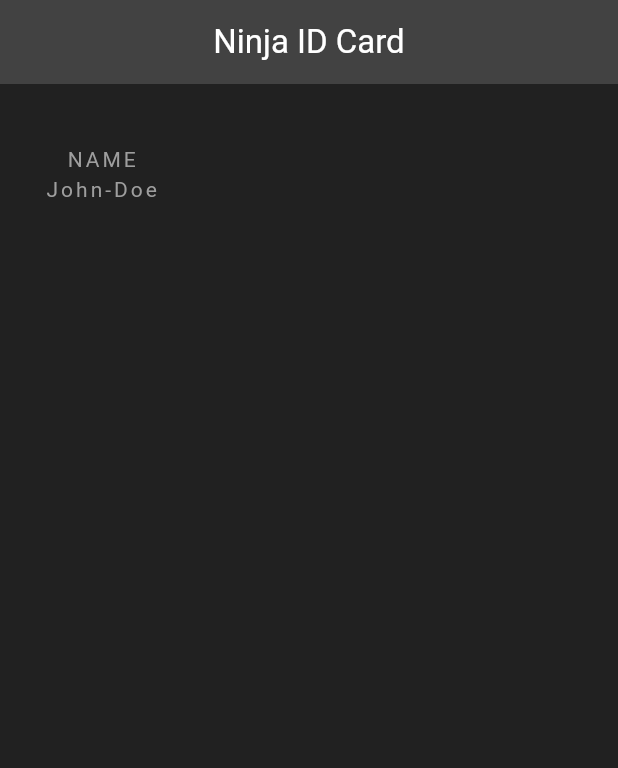
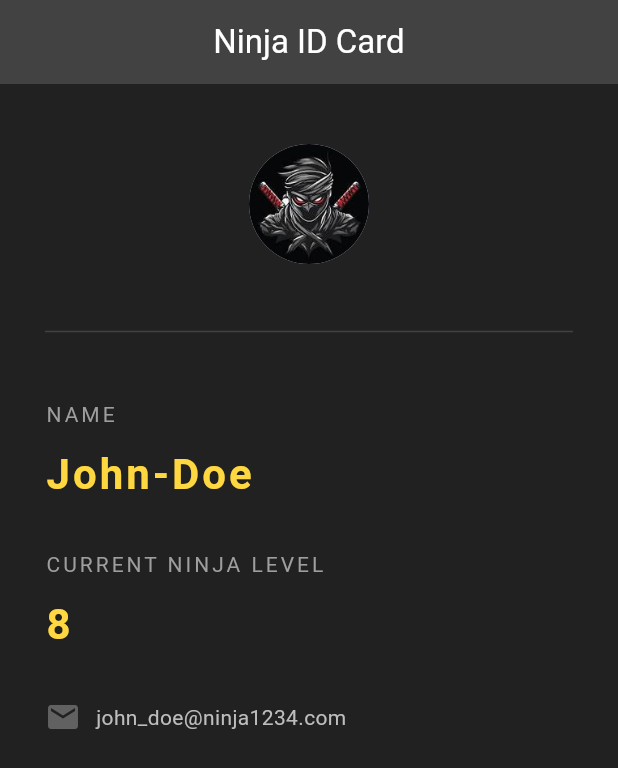
Before and after one commit to Darshan-1012/Ninja_ID_Practice_App, a Flutter app: the screen it shows after launch, on a phone screen of 412 x 824 dp. Shown: the top 768 px of the screen. Run offline on Flutter 3.47's test engine with Material 3 defaults, Android fonts, the phone set to English and light mode, and no system bars.

Commit message:
ninja ID project -- complete

```diff
--- a/lib/main.dart
+++ b/lib/main.dart
@@ -7,6 +7,8 @@
 }
 
 class NinjaCard extends StatelessWidget {
+  const NinjaCard({super.key});
+
 
   @override
   Widget build(BuildContext context) {
@@ -22,7 +24,18 @@
       body: Padding(
         padding: EdgeInsets.fromLTRB(30, 40, 30, 0),
         child: Column(
+          crossAxisAlignment: CrossAxisAlignment.start,
           children: <Widget>[
+            Center(
+              child: CircleAvatar(
+                backgroundImage: AssetImage('assets/ninja.jpeg'),
+                radius: 40,
+              ),
+            ),
+            Divider(
+              height: 90,
+              color: Colors.grey[800],
+            ),
             Text(
               'NAME',
               style: TextStyle(
@@ -30,13 +43,51 @@
                 letterSpacing: 2,
               ),
             ),
+            SizedBox(height: 10),
             Text(
               'John-Doe',
               style: TextStyle(
+                color: Colors.amberAccent[200],
+                letterSpacing: 2,
+                fontSize: 28,
+                fontWeight: FontWeight.bold,
+              ),
+            ),
+            SizedBox(height: 30),
+             Text(
+                'CURRENT NINJA LEVEL',
+                style: TextStyle(
                 color: Colors.grey,
                 letterSpacing: 2,
               ),
-            )
+            ),
+            SizedBox(height: 10),
+            Text(
+                '8',
+                style: TextStyle(
+                color: Colors.amberAccent[200],
+                letterSpacing: 2,
+                fontSize: 28,
+                fontWeight: FontWeight.bold,
+              ),
+            ),
+            SizedBox(height: 30),
+
+            Row(
+              children: <Widget>[
+                Icon(
+                  Icons.email,
+                  color: Colors.grey[700],
+                ),
+                SizedBox(width: 10,),
+                Text(
+                  'john_doe@ninja1234.com',
+                  style: TextStyle(
+                    color: Colors.grey[400],
+                  ),
+                ),
+              ],
+            ),
           ],
         ),
         ),
--- a/pubspec.yaml
+++ b/pubspec.yaml
@@ -58,10 +58,8 @@ flutter:
   uses-material-design: true
 
   # To add assets to your application, add an assets section, like this:
-  # assets:
-  #   - images/a_dot_burr.jpeg
-  #   - images/a_dot_ham.jpeg
-
+  assets:
+    - assets/
   # An image asset can refer to one or more resolution-specific "variants", see
   # https://flutter.dev/to/resolution-aware-images
 
```
Also changed, not shown: assets/ninja.jpeg (added).
